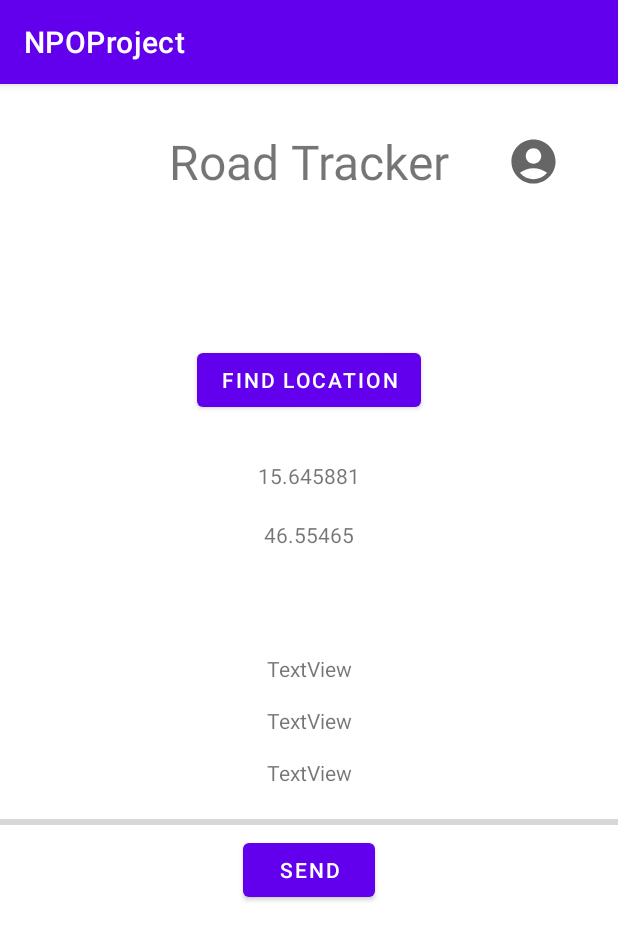
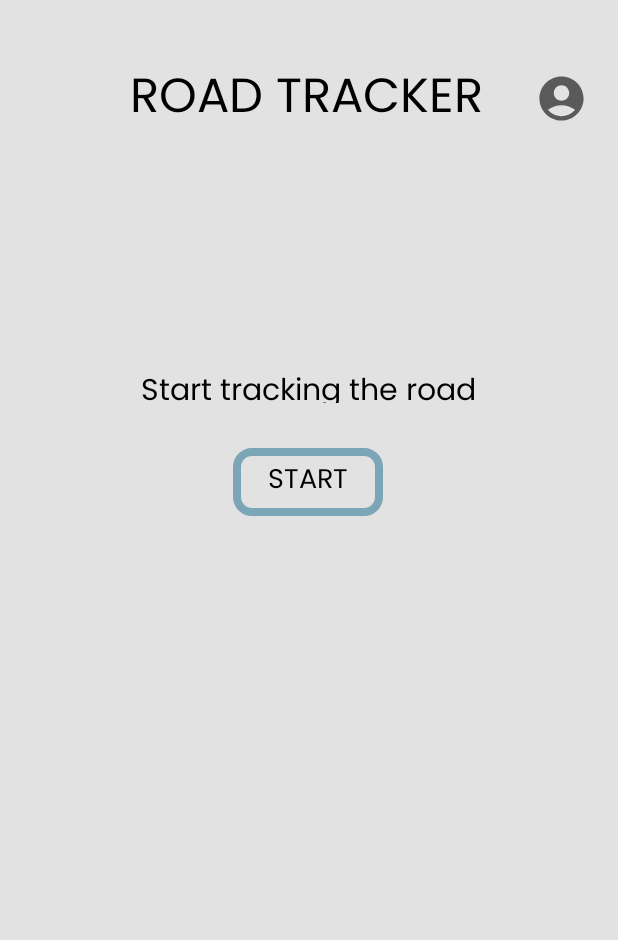
Before and after one commit to Kristav-ghoost/Big-data-2022, an Android app: the screen it shows after launch (MainActivity before the commit, StartActivity after it), on a phone screen of 412 x 824 dp. Shown: the top 940 px of the screen. Run offline under Robolectric (Android 15) with nearby library versions, the phone set to English and light mode, and no system bars; our stand-ins replace Timber.

Commit message:
Dodal izgled aplikacije

```diff
--- a/NPO/app/src/main/java/com/example/npoproject/IntroActivity.kt
+++ b/NPO/app/src/main/java/com/example/npoproject/IntroActivity.kt
@@ -4,7 +4,6 @@ import android.content.Intent
 import androidx.appcompat.app.AppCompatActivity
 import android.os.Bundle
 import com.example.npoproject.databinding.ActivityIntroBinding
-import com.example.npoproject.databinding.ActivityLoginBinding
 
 class IntroActivity : AppCompatActivity() {
     private lateinit var binding: ActivityIntroBinding
@@ -18,7 +17,7 @@ class IntroActivity : AppCompatActivity() {
         app = application as MyApplication
 
         if (app.getLogin() == true){
-            val intent = Intent(this, MainActivity::class.java)
+            val intent = Intent(this, StartActivity::class.java)
             startActivity(intent)
         }
         else{
--- a/NPO/app/src/main/java/com/example/npoproject/Login.kt
+++ b/NPO/app/src/main/java/com/example/npoproject/Login.kt
@@ -72,8 +72,9 @@ class Login : AppCompatActivity() {
                     app.saveID(id_post)
                     app.saveEmail(email_post)
                     app.saveV(v_post)
-                    val intent = Intent(this, MainActivity::class.java)
+                    val intent = Intent(this, StartActivity::class.java)
                     startActivity(intent)
+                    finish()
                 }
                 else if (status_code == 401){
                     hideKeyboard()
--- /dev/null
+++ b/NPO/app/src/main/java/com/example/npoproject/StartActivity.kt
@@ -0,0 +1,32 @@
+package com.example.npoproject
+
+import android.content.Intent
+import androidx.appcompat.app.AppCompatActivity
+import android.os.Bundle
+import com.example.npoproject.databinding.ActivityRegisterBinding
+import com.example.npoproject.databinding.ActivityStartBinding
+
+class StartActivity : AppCompatActivity() {
+    private lateinit var binding: ActivityStartBinding
+    private val TAG = StartActivity::class.java.simpleName
+    lateinit var app: MyApplication
+
+
+    override fun onCreate(savedInstanceState: Bundle?) {
+        super.onCreate(savedInstanceState)
+        binding = ActivityStartBinding.inflate(layoutInflater)
+        setContentView(binding.root)
+        app = application as MyApplication
+    }
+
+    fun Start_tracikg(view: android.view.View) {
+        val intent = Intent(this, MainActivity::class.java)
+        startActivity(intent)
+        finish()
+    }
+
+    fun Account(view: android.view.View) {
+        val intent = Intent(this, Dashboard::class.java)
+        startActivity(intent)
+    }
+}
--- /dev/null
+++ b/NPO/app/src/main/res/drawable/button_style.xml
@@ -0,0 +1,7 @@
+<?xml version="1.0" encoding="utf-8"?>
+<shape xmlns:android="http://schemas.android.com/apk/res/android" android:shape="rectangle">
+    <stroke android:color="@color/navigation_color" android:width="5dp" />
+
+    <corners android:radius="10dp" />
+
+</shape>
--- a/NPO/app/src/main/res/layout/activity_main.xml
+++ b/NPO/app/src/main/res/layout/activity_main.xml
@@ -4,78 +4,28 @@
     xmlns:tools="http://schemas.android.com/tools"
     android:layout_width="match_parent"
     android:layout_height="match_parent"
+    android:background="@color/background_ozadje"
     tools:context=".MainActivity">
-
-    <TextView
-        android:id="@+id/textView"
-        android:layout_width="wrap_content"
-        android:layout_height="wrap_content"
-        android:text="Road Tracker"
-        android:textSize="32sp"
-        android:layout_marginTop="30dp"
-        app:layout_constraintEnd_toEndOf="parent"
-        app:layout_constraintStart_toStartOf="parent"
-        app:layout_constraintTop_toTopOf="parent" />
-
-    <ImageView
-        android:id="@+id/account"
-        android:layout_width="wrap_content"
-        android:layout_height="wrap_content"
-        android:layout_marginTop="34dp"
-        app:layout_constraintEnd_toEndOf="parent"
-        app:layout_constraintStart_toEndOf="@+id/textView"
-        app:layout_constraintTop_toTopOf="parent"
-        app:srcCompat="@drawable/ic_account" />
-
-    <Button
-        android:id="@+id/button"
-        android:layout_width="wrap_content"
-        android:layout_height="wrap_content"
-        android:text="Find Location"
-        android:onClick="locate"
-        android:layout_marginTop="100dp"
-        app:layout_constraintEnd_toEndOf="parent"
-        app:layout_constraintStart_toStartOf="parent"
-        app:layout_constraintTop_toBottomOf="@+id/textView"
-        tools:ignore="OnClick" />
-
-    <TextView
-        android:id="@+id/lat"
-        android:layout_width="wrap_content"
-        android:layout_height="wrap_content"
-        android:text="15.645881"
-        android:layout_marginTop="30dp"
-        app:layout_constraintEnd_toEndOf="parent"
-        app:layout_constraintStart_toStartOf="parent"
-        app:layout_constraintTop_toBottomOf="@+id/button" />
-
-    <TextView
-        android:id="@+id/lon"
-        android:layout_width="wrap_content"
-        android:layout_height="wrap_content"
-        android:text="46.55465"
-        android:layout_marginTop="20dp"
-        app:layout_constraintEnd_toEndOf="parent"
-        app:layout_constraintStart_toStartOf="parent"
-        app:layout_constraintTop_toBottomOf="@+id/lat" />
 
     <TextView
         android:id="@+id/one"
         android:layout_width="wrap_content"
         android:layout_height="wrap_content"
-        android:text="TextView"
-        android:layout_marginTop="70dp"
+        android:text=""
         app:layout_constraintEnd_toEndOf="parent"
+        app:layout_constraintHorizontal_bias="0.498"
         app:layout_constraintStart_toStartOf="parent"
-        app:layout_constraintTop_toBottomOf="@+id/lon" />
+        tools:layout_editor_absoluteY="195dp"
+        tools:ignore="MissingConstraints" />
 
     <TextView
         android:id="@+id/two"
         android:layout_width="wrap_content"
         android:layout_height="wrap_content"
-        android:text="TextView"
-        android:layout_marginTop="15dp"
+        android:layout_marginTop="12dp"
+        android:text=""
         app:layout_constraintEnd_toEndOf="parent"
+        app:layout_constraintHorizontal_bias="0.498"
         app:layout_constraintStart_toStartOf="parent"
         app:layout_constraintTop_toBottomOf="@+id/one" />
 
@@ -83,9 +33,10 @@
         android:id="@+id/three"
         android:layout_width="wrap_content"
         android:layout_height="wrap_content"
-        android:text="TextView"
-        android:layout_marginTop="15dp"
+        android:layout_marginTop="16dp"
+        android:text=""
         app:layout_constraintEnd_toEndOf="parent"
+        app:layout_constraintHorizontal_bias="0.498"
         app:layout_constraintStart_toStartOf="parent"
         app:layout_constraintTop_toBottomOf="@+id/two" />
 
@@ -94,19 +45,24 @@
         style="?android:attr/progressBarStyleHorizontal"
         android:layout_width="0dp"
         android:layout_height="wrap_content"
-        android:layout_marginTop="15dp"
+        android:layout_marginTop="16dp"
         android:max="15"
         app:layout_constraintEnd_toEndOf="parent"
+        app:layout_constraintHorizontal_bias="1.0"
         app:layout_constraintStart_toStartOf="parent"
         app:layout_constraintTop_toBottomOf="@+id/three" />
 
-    <Button
+    <android.widget.Button
         android:id="@+id/button2"
-        android:layout_width="wrap_content"
-        android:layout_height="wrap_content"
-        android:text="Send"
+        android:layout_width="100dp"
+        android:layout_height="45dp"
+        android:layout_marginTop="50dp"
         android:onClick="sendArray"
+        android:text="STOP"
+        android:background="@drawable/button_style"
+        android:textSize="18sp"
         app:layout_constraintEnd_toEndOf="parent"
+        app:layout_constraintHorizontal_bias="0.498"
         app:layout_constraintStart_toStartOf="parent"
         app:layout_constraintTop_toBottomOf="@+id/progressBar2" />
 
--- /dev/null
+++ b/NPO/app/src/main/res/layout/activity_start.xml
@@ -0,0 +1,61 @@
+<?xml version="1.0" encoding="utf-8"?>
+<androidx.constraintlayout.widget.ConstraintLayout xmlns:android="http://schemas.android.com/apk/res/android"
+    xmlns:app="http://schemas.android.com/apk/res-auto"
+    xmlns:tools="http://schemas.android.com/tools"
+    android:layout_width="match_parent"
+    android:layout_height="match_parent"
+    android:background="@color/background_ozadje"
+    tools:context=".StartActivity">
+
+    <TextView
+        android:id="@+id/textView4"
+        android:layout_width="wrap_content"
+        android:layout_height="wrap_content"
+        android:layout_marginTop="40dp"
+        android:text="ROAD TRACKER"
+        android:textSize="32sp"
+        app:layout_constraintEnd_toStartOf="@+id/account"
+        app:layout_constraintHorizontal_bias="0.714"
+        app:layout_constraintStart_toStartOf="parent"
+        app:layout_constraintTop_toTopOf="parent" />
+
+    <TextView
+        android:id="@+id/textView5"
+        android:layout_width="295dp"
+        android:layout_height="23dp"
+        android:layout_marginTop="152dp"
+        android:text="Start tracking the road"
+        android:textSize="20sp"
+        android:gravity="center_horizontal"
+        app:layout_constraintEnd_toEndOf="parent"
+        app:layout_constraintHorizontal_bias="0.498"
+        app:layout_constraintStart_toStartOf="parent"
+        app:layout_constraintTop_toBottomOf="@+id/textView4" />
+
+    <android.widget.Button
+        android:id="@+id/start"
+        android:layout_width="100dp"
+        android:layout_height="45dp"
+        android:layout_marginTop="30dp"
+        android:onClick="Start_tracikg"
+        android:text="START"
+        android:background="@drawable/button_style"
+        android:textSize="18sp"
+        app:layout_constraintEnd_toEndOf="parent"
+        app:layout_constraintHorizontal_bias="0.498"
+        app:layout_constraintStart_toStartOf="parent"
+        app:layout_constraintTop_toBottomOf="@+id/textView5"
+        tools:ignore="OnClick" />
+
+    <ImageView
+        android:id="@+id/account"
+        android:layout_width="wrap_content"
+        android:layout_height="wrap_content"
+        android:layout_marginTop="48dp"
+        android:layout_marginEnd="20dp"
+        android:onClick="Account"
+        app:layout_constraintEnd_toEndOf="parent"
+        app:layout_constraintTop_toTopOf="parent"
+        app:srcCompat="@drawable/ic_account"
+        tools:ignore="OnClick" />
+</androidx.constraintlayout.widget.ConstraintLayout>
--- a/NPO/app/src/main/res/values/colors.xml
+++ b/NPO/app/src/main/res/values/colors.xml
@@ -7,4 +7,15 @@
     <color name="teal_700">#FF018786</color>
     <color name="black">#FF000000</color>
     <color name="white">#FFFFFFFF</color>
+
+    <color name="navigation_color">#7ca5b8</color>
+    <color name="svetlo_modra">#add6ea</color>
+    <color name="zemno_modra">#4d7688</color>
+    <color name="gumb">#a9dbb8</color>
+    <color name="secondaryLightColor">#dbffea</color>
+    <color name="secondaryDarkColor">#79a988</color>
+    <color name="background_ozadje">#e1e2e1</color>
+    <color name="pisava">#1C1A1A</color>
+    <color name="rc_background">#b4b4b4</color>
+    <color name="hint">#747474</color>
 </resources>
--- a/NPO/app/src/main/res/values/strings.xml
+++ b/NPO/app/src/main/res/values/strings.xml
@@ -1,3 +1,3 @@
 <resources>
-    <string name="app_name">NPOProject</string>
+    <string name="app_name">Road Tracker</string>
 </resources>
--- a/NPO/app/src/main/res/values/themes.xml
+++ b/NPO/app/src/main/res/values/themes.xml
@@ -12,5 +12,14 @@
         <!-- Status bar color. -->
         <item name="android:statusBarColor" tools:targetApi="l">?attr/colorPrimaryVariant</item>
         <!-- Customize your theme here. -->
+        <item name="android:fontFamily">@font/poppins_regular</item>
+    </style>
+
+    <style name="Theme.NPOProject.NoActionBar">
+        <item name="windowActionBar">false</item>
+        <item name="windowNoTitle">true</item>
+        <item name="android:fontFamily">@font/poppins_regular</item>
+        <item name="android:textColor">@color/black</item>
+        <item name="android:textColorHint">@color/hint</item>
     </style>
 </resources>
```
Also changed, not shown: NPO/app/src/main/AndroidManifest.xml (+13 -4 lines), NPO/app/src/main/java/com/example/npoproject/Dashboard.kt (+3 -24 lines), NPO/app/src/main/java/com/example/npoproject/MainActivity.kt (+7 -16 lines), NPO/app/src/main/res/layout/activity_dashboard.xml (+22 -16 lines), NPO/app/src/main/res/layout/activity_login.xml (+16 -8 lines), NPO/app/src/main/res/layout/activity_register.xml (+9 -4 lines), NPO/app/src/main/res/font/poppins_regular.ttf (added).
